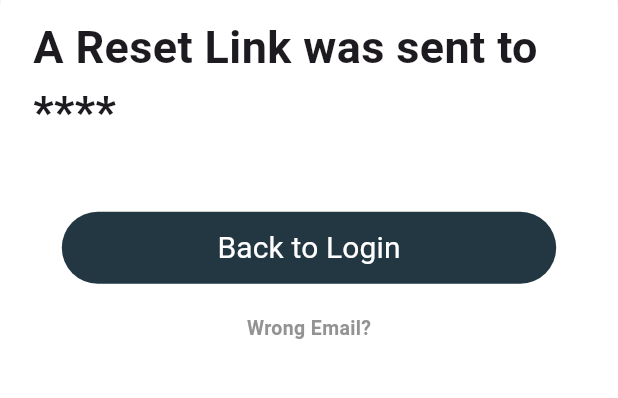
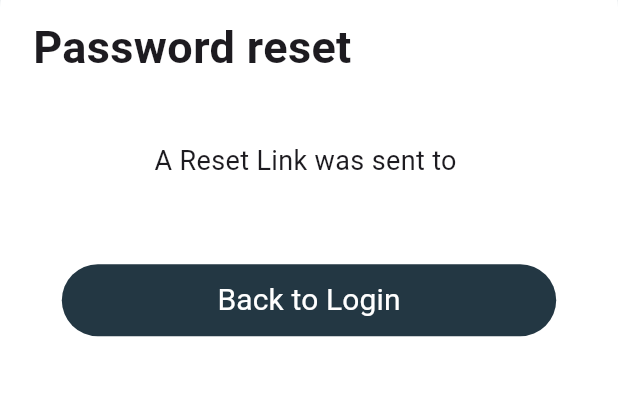
Before and after one commit to pcantaluppi/mad, a Flutter app: the PasswordResetConfirmation screen opened directly, on a phone screen of 412 x 824 dp, the part 393-791 px from its top. Run offline on Flutter 3.47's test engine with Material 3 defaults, Android fonts, the phone set to English and light mode, and no system bars; our stand-ins replace email_validator, firebase_auth, firebase_core, flutter_dotenv; accounts and stored records are empty.

Commit message:
Code review

```diff
--- a/lib/components/login.dart
+++ b/lib/components/login.dart
@@ -4,7 +4,7 @@ import 'package:firebase_auth/firebase_auth.dart';
 import 'package:email_validator/email_validator.dart';
 import 'package:provider/provider.dart';
 import '/components/home.dart';
-import '/components/password.dart';
+import '/components/password_reset.dart';
 import '/components/common/custom_input_field.dart';
 import '/components/common/page_header_login.dart';
 import '/components/common/page_heading.dart';
--- a/lib/components/password_reset_confirmation.dart
+++ b/lib/components/password_reset_confirmation.dart
@@ -1,8 +1,10 @@
 // password_reset_confirmation.dart
 import 'package:firebase_auth/firebase_auth.dart';
 import 'package:flutter/material.dart';
+import 'package:provider/provider.dart';
 import 'package:train_tracker/components/login.dart';
 import 'package:train_tracker/components/password_reset.dart';
+import 'package:train_tracker/state/user_provider.dart';
 import 'common/custom_form_button.dart';
 import 'common/page_header_login.dart';
 import 'common/page_heading.dart';
@@ -11,7 +13,8 @@ class PasswordResetConfirmation extends StatefulWidget {
   const PasswordResetConfirmation({super.key});
 
   @override
-  State<PasswordResetConfirmation> createState() => _PasswordResetConfirmationState();
+  State<PasswordResetConfirmation> createState() =>
+      _PasswordResetConfirmationState();
 }
 
 class _PasswordResetConfirmationState extends State<PasswordResetConfirmation> {
@@ -19,6 +22,9 @@ class _PasswordResetConfirmationState extends State<PasswordResetConfirmation> {
 
   @override
   Widget build(BuildContext context) {
+    // Read user from state
+    final user = Provider.of<UserProvider>(context).user;
+
     return SafeArea(
       child: Scaffold(
         backgroundColor: const Color(0xffEEF1F3),
@@ -39,11 +45,21 @@ class _PasswordResetConfirmationState extends State<PasswordResetConfirmation> {
                     child: Column(
                       children: [
                         const PageHeading(
-                          // TODO: Pass email to this page
-                          title: 'A Reset Link was sent to ****',
+                          title: 'Password reset',
+                        ),
+                        Padding(
+                          padding: const EdgeInsets.all(16),
+                          child: Column(
+                            children: [
+                              Text(
+                                'A Reset Link was sent to ${user?.email}',
+                                style: const TextStyle(fontSize: 18),
+                              ),
+                            ],
+                          ),
                         ),
                         const SizedBox(
-                          height: 20,
+                          height: 40,
                         ),
                         CustomFormButton(
                           innerText: 'Back to Login',
@@ -57,25 +73,6 @@ class _PasswordResetConfirmationState extends State<PasswordResetConfirmation> {
                         const SizedBox(
                           height: 20,
                         ),
-                        Container(
-                          alignment: Alignment.center,
-                          child: GestureDetector(
-                            onTap: () => {
-                              Navigator.push(
-                                  context,
-                                  MaterialPageRoute(
-                                      builder: (context) => const PasswordReset()))
-                            },
-                            child: const Text(
-                              'Wrong Email?',
-                              style: TextStyle(
-                                fontSize: 13,
-                                color: Color(0xff939393),
-                                fontWeight: FontWeight.bold,
-                              ),
-                            ),
-                          ),
-                        ),
                       ],
                     ),
                   ),
```
Also changed, not shown: lib/components/password_reset.dart (+11 -4 lines).
